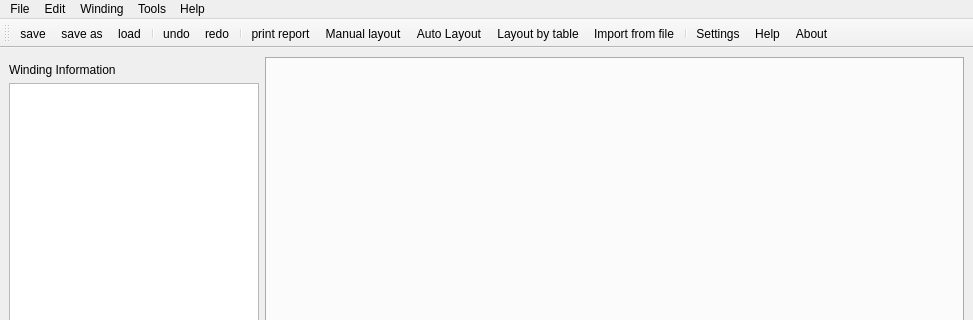
The window that swat_em/ui/MainWindow.ui (mjfwest/swat-em) describes before a commit, drawn with Qt 5; both pictures show x 0 to 973 and y 0 to 320 of the 973 by 749 pixel window.
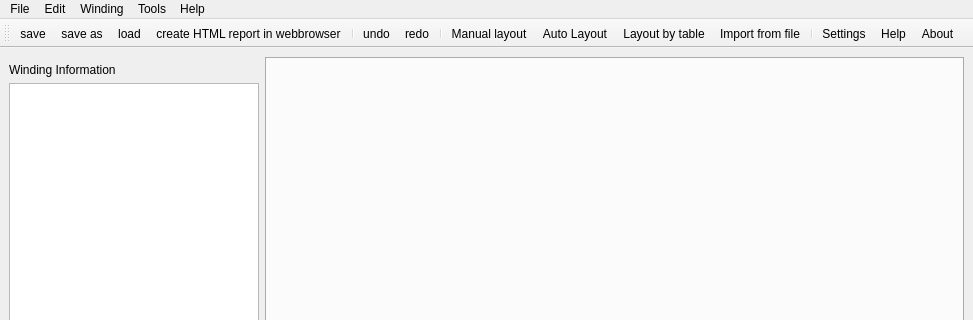
The same window after the commit. Icons and pictures are not drawn.

Commit message: Save state of the actual project is based on the "project" class instead of the "datamodel" class

```diff
--- a/swat_em/ui/MainWindow.ui
+++ b/swat_em/ui/MainWindow.ui
@@ -929,11 +929,11 @@
    <addaction name="actionsave"/>
    <addaction name="actionsave_as"/>
    <addaction name="actionload"/>
+   <addaction name="actionprint_report"/>
    <addaction name="separator"/>
    <addaction name="actionundo"/>
    <addaction name="actionredo"/>
    <addaction name="separator"/>
-   <addaction name="actionprint_report"/>
    <addaction name="actionShow_winding_layout"/>
    <addaction name="actionGenerate_winding"/>
    <addaction name="actionGenerate_winding_combinations"/>
@@ -1035,7 +1035,7 @@
      <normaloff>icons/Qt/document-print-preview.png</normaloff>icons/Qt/document-print-preview.png</iconset>
    </property>
    <property name="text">
-    <string>print report</string>
+    <string>create HTML report in webbrowser</string>
    </property>
   </action>
   <action name="actionShow_winding_layout">
```
Left out of the diff: 72 changed lines with no effect on the pictures. The commit also changes 2 other files.
